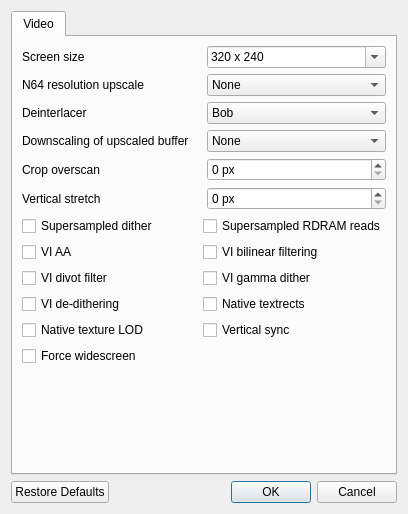
First picture: the form in Source/3rdParty/mupen64plus-video-parallel/UserInterface/MainDialog.ui, repository Rosalie241/RMG, before the edit.
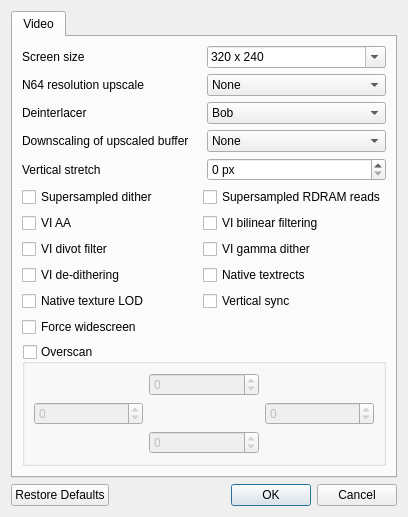
Second picture: the form after the edit.

```diff
--- a/Source/3rdParty/mupen64plus-video-parallel/UserInterface/MainDialog.ui
+++ b/Source/3rdParty/mupen64plus-video-parallel/UserInterface/MainDialog.ui
@@ -201,27 +201,6 @@
            </item>
           </layout>
          </item>
-         <item>
-          <layout class="QHBoxLayout" name="horizontalLayout_8">
-           <property name="bottomMargin">
-            <number>0</number>
-           </property>
-           <item>
-            <widget class="QLabel" name="label_5">
-             <property name="text">
-              <string>Crop overscan</string>
-             </property>
-            </widget>
-           </item>
-           <item>
-            <widget class="QSpinBox" name="cropOverscanSpinBox">
-             <property name="suffix">
-              <string> px</string>
-             </property>
-            </widget>
-           </item>
-          </layout>
-         </item>
          <item>
           <layout class="QHBoxLayout" name="horizontalLayout_9">
            <property name="bottomMargin">
@@ -358,6 +337,53 @@
            </item>
           </layout>
          </item>
+         <item>
+          <widget class="QGroupBox" name="overscanGroupBox">
+           <property name="title">
+            <string>Overscan</string>
+           </property>
+           <property name="checkable">
+            <bool>true</bool>
+           </property>
+           <property name="checked">
+            <bool>false</bool>
+           </property>
+           <layout class="QGridLayout" name="gridLayout">
+            <item row="0" column="1">
+             <widget class="QSpinBox" name="overscanTopSpinBox">
+              <property name="minimum">
+               <number>-99</number>
+              </property>
+             </widget>
+            </item>
+            <item row="1" column="0">
+             <widget class="QSpinBox" name="overscanLeftSpinBox">
+              <property name="minimum">
+               <number>-99</number>
+              </property>
+             </widget>
+            </item>
+            <item row="1" column="2">
+             <widget class="QSpinBox" name="overscanRightSpinBox">
+              <property name="minimum">
+               <number>-99</number>
+              </property>
+             </widget>
+            </item>
+            <item row="2" column="1">
+             <widget class="QSpinBox" name="overscanBottomSpinBox">
+              <property name="minimum">
+               <number>-99</number>
+              </property>
+             </widget>
+            </item>
+           </layout>
+           <zorder>overscanBottomSpinBox</zorder>
+           <zorder>overscanRightSpinBox</zorder>
+           <zorder>overscanLeftSpinBox</zorder>
+           <zorder>overscanTopSpinBox</zorder>
+          </widget>
+         </item>
          <item>
           <spacer name="verticalSpacer">
            <property name="orientation">
```
